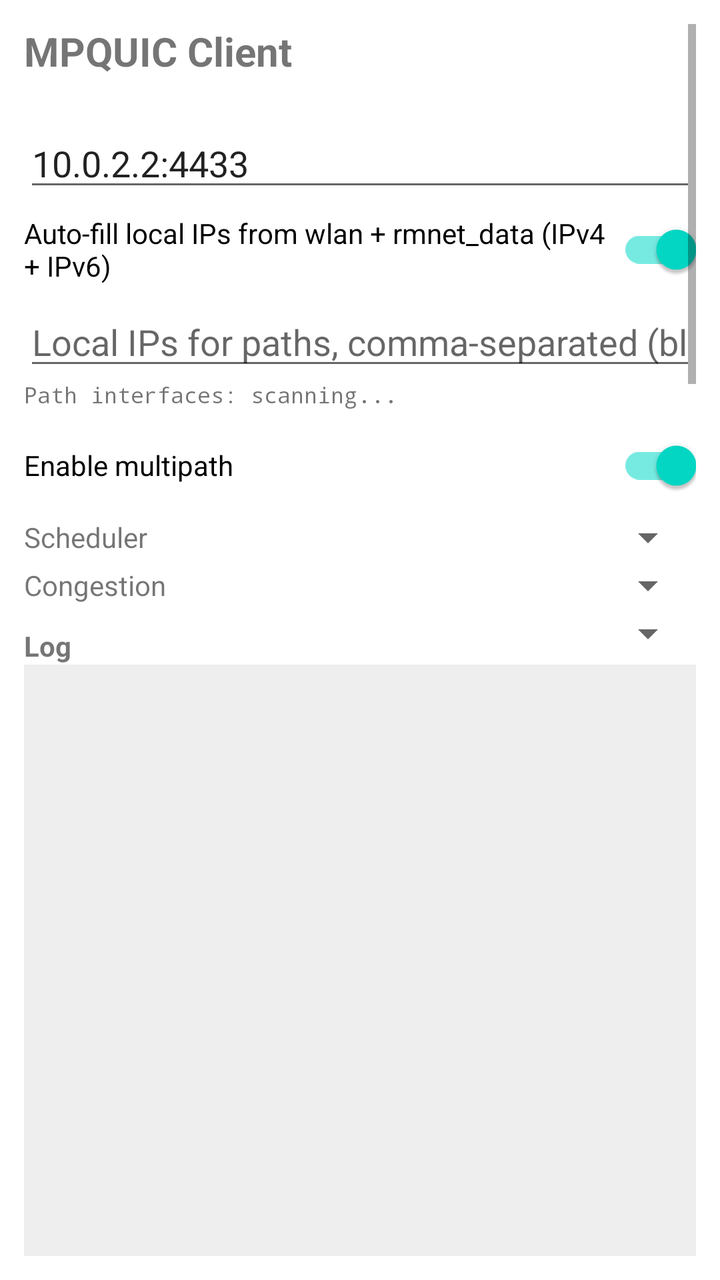
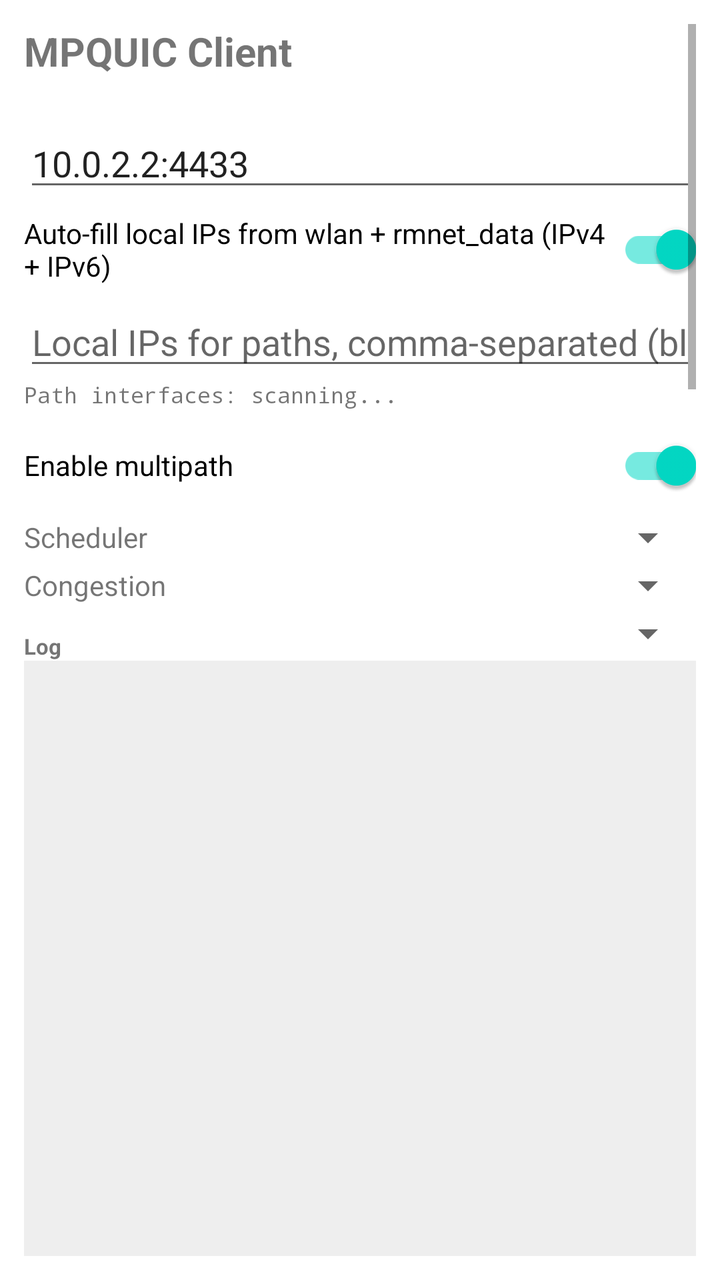

The first picture is an Android layout as it rendered before a commit; the second is the same layout after the commit. The layout source and the unified diff follow.
<!-- AndroidManifest.xml: application theme Theme.MaterialComponents.DayNight.NoActionBar -->
<!-- res/layout/activity_main.xml -->
<?xml version="1.0" encoding="utf-8"?>
<LinearLayout xmlns:android="http://schemas.android.com/apk/res/android"
    android:layout_width="match_parent"
    android:layout_height="match_parent"
    android:orientation="vertical"
    android:padding="12dp">

    <ScrollView
        android:layout_width="match_parent"
        android:layout_height="0dp"
        android:layout_weight="1">

        <LinearLayout
            android:layout_width="match_parent"
            android:layout_height="wrap_content"
            android:orientation="vertical">

            <TextView
                android:layout_width="wrap_content"
                android:layout_height="wrap_content"
                android:text="MPQUIC Client"
                android:textSize="20sp"
                android:textStyle="bold" />

            <TextView
                android:id="@+id/deviceIps"
                android:layout_width="match_parent"
                android:layout_height="wrap_content"
                android:textSize="12sp"
                android:fontFamily="monospace"
                android:paddingTop="4dp" />

            <EditText
                android:id="@+id/serverAddr"
                android:layout_width="match_parent"
                android:layout_height="wrap_content"
                android:hint="Server address (ip:port)"
                android:inputType="text"
                android:text="10.0.2.2:4433" />

            <com.google.android.material.switchmaterial.SwitchMaterial
                android:id="@+id/autoAddrSwitch"
                android:layout_width="match_parent"
                android:layout_height="wrap_content"
                android:checked="true"
                android:text="Auto-fill local IPs from wlan + rmnet_data (IPv4 + IPv6)" />

            <EditText
                android:id="@+id/localAddrs"
                android:layout_width="match_parent"
                android:layout_height="wrap_content"
                android:hint="Local IPs for paths, comma-separated (blank = any)"
                android:inputType="text" />

            <TextView
                android:id="@+id/ifaceStatus"
                android:layout_width="match_parent"
                android:layout_height="wrap_content"
                android:fontFamily="monospace"
                android:textSize="11sp"
                android:paddingBottom="4dp"
                android:text="Path interfaces: scanning..." />

            <com.google.android.material.switchmaterial.SwitchMaterial
                android:id="@+id/multipathSwitch"
                android:layout_width="match_parent"
                android:layout_height="wrap_content"
                android:checked="true"
                android:text="Enable multipath" />

            <LinearLayout
                android:layout_width="match_parent"
                android:layout_height="wrap_content"
                android:orientation="horizontal">

                <TextView
                    android:layout_width="0dp"
                    android:layout_weight="1"
                    android:layout_height="wrap_content"
                    android:layout_gravity="center_vertical"
                    android:text="Scheduler" />

                <Spinner
                    android:id="@+id/mpAlgo"
                    android:layout_width="0dp"
                    android:layout_weight="2"
                    android:layout_height="wrap_content" />
            </LinearLayout>

            <LinearLayout
                android:layout_width="match_parent"
                android:layout_height="wrap_content"
                android:orientation="horizontal">

                <TextView
                    android:layout_width="0dp"
                    android:layout_weight="1"
                    android:layout_height="wrap_content"
                    android:layout_gravity="center_vertical"
                    android:text="Congestion" />

                <Spinner
                    android:id="@+id/ccAlgo"
                    android:layout_width="0dp"
                    android:layout_weight="2"
                    android:layout_height="wrap_content" />
            </LinearLayout>

            <LinearLayout
                android:layout_width="match_parent"
                android:layout_height="wrap_content"
                android:orientation="horizontal">

                <TextView
                    android:layout_width="0dp"
                    android:layout_weight="1"
                    android:layout_height="wrap_content"
                    android:layout_gravity="center_vertical"
                    android:text="Log level" />

                <Spinner
                    android:id="@+id/logLevel"
                    android:layout_width="0dp"
                    android:layout_weight="2"
                    android:layout_height="wrap_content" />
            </LinearLayout>

            <LinearLayout
                android:layout_width="match_parent"
                android:layout_height="wrap_content"
                android:orientation="horizontal">

                <Button
                    android:id="@+id/connectBtn"
                    android:layout_width="0dp"
                    android:layout_weight="1"
                    android:layout_height="wrap_content"
                    android:text="Connect" />

                <Button
                    android:id="@+id/disconnectBtn"
                    android:layout_width="0dp"
                    android:layout_weight="1"
                    android:layout_height="wrap_content"
                    android:enabled="false"
                    android:text="Disconnect" />
            </LinearLayout>

            <LinearLayout
                android:layout_width="match_parent"
                android:layout_height="wrap_content"
                android:orientation="horizontal">

                <EditText
                    android:id="@+id/message"
                    android:layout_width="0dp"
                    android:layout_weight="2"
                    android:layout_height="wrap_content"
                    android:hint="Payload to send (raw bytes)"
                    android:inputType="text" />

                <Button
                    android:id="@+id/sendBtn"
                    android:layout_width="0dp"
                    android:layout_weight="1"
                    android:layout_height="wrap_content"
                    android:enabled="false"
                    android:text="Send" />
            </LinearLayout>

            <Button
                android:id="@+id/sendBulkBtn"
                android:layout_width="match_parent"
                android:layout_height="wrap_content"
                android:enabled="false"
                android:text="Send 1 MiB test payload" />

            <TextView
                android:id="@+id/stats"
                android:layout_width="match_parent"
                android:layout_height="wrap_content"
                android:fontFamily="monospace"
                android:textSize="12sp"
                android:paddingTop="8dp"
                android:text="Not connected" />
        </LinearLayout>
    </ScrollView>

    <TextView
        android:layout_width="wrap_content"
        android:layout_height="wrap_content"
        android:text="Log"
        android:textStyle="bold"
        android:paddingTop="6dp" />

    <ScrollView
        android:id="@+id/logScroll"
        android:layout_width="match_parent"
        android:layout_height="0dp"
        android:layout_weight="1"
        android:background="#11000000">

        <TextView
            android:id="@+id/log"
            android:layout_width="match_parent"
            android:layout_height="wrap_content"
            android:fontFamily="monospace"
            android:textSize="10sp"
            android:padding="4dp" />
    </ScrollView>
</LinearLayout>
<!-- resources referenced by this layout -->
<resources>

</resources>

<!-- the commit's change to res/layout/activity_main.xml (unified diff, before → after) -->
@@ -187,10 +187,12 @@
     </ScrollView>
 
     <TextView
-        android:layout_width="wrap_content"
+        android:id="@+id/logLabel"
+        android:layout_width="match_parent"
         android:layout_height="wrap_content"
         android:text="Log"
         android:textStyle="bold"
+        android:textSize="11sp"
         android:paddingTop="6dp" />
 
     <ScrollView
@@ -206,6 +208,7 @@
             android:layout_height="wrap_content"
             android:fontFamily="monospace"
             android:textSize="10sp"
-            android:padding="4dp" />
+            android:padding="4dp"
+            android:paddingBottom="32dp" />
     </ScrollView>
 </LinearLayout>
